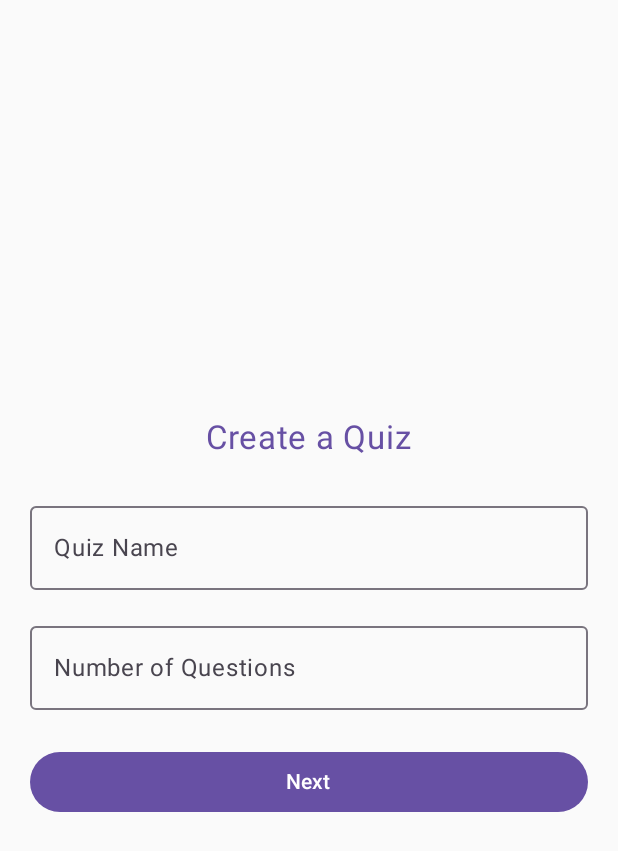
After one commit to LakhyarajRajkhowa/gdgc-quiz-app, an Android app built with Jetpack Compose: the CreateQuizSetupScreen screen opened through its navigation route, on a phone screen of 412 x 824 dp. The commit adds this screen. Shown: the top 851 px of the screen. Run offline under Robolectric (Android 15) with nearby library versions, the phone set to English and light mode, and no system bars.

Commit message:
Save sessions + Create Quiz

```diff
--- a/app/build.gradle.kts
+++ b/app/build.gradle.kts
@@ -59,6 +59,7 @@ dependencies {
     implementation(libs.androidx.ui.graphics)
     implementation(libs.androidx.ui.tooling.preview)
     implementation(libs.androidx.material3)
+    implementation(libs.androidx.appcompat)
     debugImplementation(libs.androidx.ui.tooling)
     debugImplementation(libs.androidx.ui.test.manifest)
     implementation(libs.androidx.navigation.compose)
--- a/app/src/main/java/com/example/quizapp/data/api/ApiService.kt
+++ b/app/src/main/java/com/example/quizapp/data/api/ApiService.kt
@@ -1,23 +1,29 @@
 package com.example.quizapp.data.api
 
 import com.example.quizapp.data.models.*
-import okhttp3.Response
-import retrofit2.http.*
+import retrofit2.Response
+import retrofit2.http.Body
+import retrofit2.http.GET
+import retrofit2.http.Header
+import retrofit2.http.POST
 
 interface ApiService {
     // 🔹 Authentication
     @POST("api/auth/register")
-    suspend fun register(@Body user: User): ApiResponse
+    suspend fun register(@Body request: RegisterRequest): ApiResponse
+
 
     @POST("api/auth/login")
     suspend fun login(@Body credentials: LoginRequest): LoginResponse
 
 
+
     // 🔹 Quiz APIs
 
-        @POST("api/quiz/create")
-        suspend fun createQuiz(@Body quiz: CreateQuizRequest): Response
-
+    @POST("api/quiz/create")
+    suspend fun createQuiz(
+        @Body quiz: CreateQuizRequest
+    ): retrofit2.Response<CreateQuizResponse>
 
    // @POST("api/quiz/join")
     //suspend fun joinQuiz(@Body request: JoinQuizRequest): ApiResponse // Join quiz by code
--- a/app/src/main/java/com/example/quizapp/data/models/HomeResponse.kt
+++ b/app/src/main/java/com/example/quizapp/data/models/HomeResponse.kt
@@ -14,8 +14,3 @@ data class HomeResponse(
 data class DailyChallengeResponse(
     val challenge: String
 )
-
-data class CreateQuizResponse(
-    val message: String,
-    val quizId: String
-)
--- a/app/src/main/java/com/example/quizapp/presentation/navigation/AppNavHost.kt
+++ b/app/src/main/java/com/example/quizapp/presentation/navigation/AppNavHost.kt
@@ -1,8 +1,6 @@
 package com.example.quizapp.presentation.navigation
 
 import androidx.compose.runtime.Composable
-import androidx.compose.runtime.LaunchedEffect
-import androidx.compose.runtime.getValue
 import androidx.compose.runtime.remember
 import androidx.compose.ui.platform.LocalContext
 import androidx.lifecycle.viewmodel.compose.viewModel
@@ -17,7 +15,6 @@ import com.example.quizapp.data.api.ApiClient
 import com.example.quizapp.presentation.auth.*
 import com.example.quizapp.presentation.home.*
 import com.example.quizapp.presentation.quiz.*
-import com.example.quizapp.data.models.LeaderboardEntry
 import com.example.quizapp.data.repository.DailyQuizRepository
 import com.example.quizapp.data.repository.HomeRepository
 import com.example.quizapp.data.repository.QuizRepository
@@ -26,16 +23,16 @@ import com.example.quizapp.data.storage.TokenManager
 import com.example.quizapp.presentation.quiz.DailyQuiz.DailyQuizViewModel
 import com.example.quizapp.presentation.quiz.DailyQuiz.DailyQuizViewModelFactory
 
-
 @Composable
 fun AppNavHost(navController: NavHostController) {
 
     val context = LocalContext.current
 
-    // 🔹 Create TokenManager
+    // 🔹 TokenManager
     val tokenManager = remember { TokenManager(context) }
+    val isLoggedIn = tokenManager.getToken() != null   // ✅ check if token exists
 
-    // 🔹 AuthViewModel with TokenManager
+    // ViewModels
     val authViewModel: AuthViewModel = viewModel(
         factory = AuthViewModelFactory(
             QuizRepository(ApiClient.getService()),
@@ -55,10 +52,16 @@ fun AppNavHost(navController: NavHostController) {
 
     val dataStoreManager = remember { DataStoreManager(context) }
 
+    // 🔹 Dynamic start destination
+    val startDestination = if (isLoggedIn) {
+        NavRoutes.HOME   // user already logged in → go directly home
+    } else {
+        NavRoutes.ONBOARDING1   // first time → onboarding/login
+    }
 
     NavHost(
         navController = navController,
-        startDestination = NavRoutes.ONBOARDING1
+        startDestination = startDestination
     ) {
         composable(NavRoutes.ONBOARDING1) {
             OnboardingScreen(
@@ -98,19 +101,19 @@ fun AppNavHost(navController: NavHostController) {
                 description = "Let’s begin your journey with us.",
                 button1Text = "Get Started!",
                 onButton1Click = {
-                    // Replace onboarding with login (so users can’t go back)
                     navController.navigate(NavRoutes.LOGIN) {
                         popUpTo(NavRoutes.ONBOARDING1) { inclusive = true }
                     }
                 }
             )
         }
+
         // 🔹 LOGIN
         composable(NavRoutes.LOGIN) {
             LoginScreen(
                 authViewModel = authViewModel,
                 onLoginSuccess = { token ->
-                    // Navigate to HOME if login succeeds
+                    tokenManager.saveToken(token) // ✅ Save token
                     navController.navigate(NavRoutes.HOME) {
                         popUpTo(NavRoutes.LOGIN) { inclusive = true }
                     }
@@ -123,137 +126,79 @@ fun AppNavHost(navController: NavHostController) {
 
         // 🔹 REGISTER
         composable(NavRoutes.REGISTER) {
-           RegisterScreen (  onFinish = {username, scholarId, password ->
-                authViewModel.register(username, scholarId, password)
-                navController.navigate(NavRoutes.LOGIN)},
-               onBackToLogin = { navController.popBackStack() }
+            RegisterScreen(
+                onFinish = { username, scholarId, password ->
+                    authViewModel.register(username, scholarId, password)
+                    navController.navigate(NavRoutes.LOGIN)
+                },
+                onBackToLogin = { navController.popBackStack() }
             )
         }
 
-
+        // 🔹 HOME
         composable(NavRoutes.HOME) {
-
             HomeScreen(
                 homeViewModel = homeViewModel,
                 dataStoreManager = dataStoreManager,
-                // 🔹 Handle Join Quiz
-                onJoinQuiz = {
-                    navController.navigate(NavRoutes.JOIN_QUIZ)
-                },
-
-                // 🔹 Floating Action Button (create quiz)
-                onFabClick = {
-                    navController.navigate(NavRoutes.CREATE_QUIZ)
-                },
-
-                // 🔹 Bottom navigation tabs
+                onJoinQuiz = { navController.navigate(NavRoutes.JOIN_QUIZ) },
+                onFabClick = { navController.navigate(NavRoutes.CREATE_QUIZ_SETUP) },
                 onNavHome = {
                     navController.navigate(NavRoutes.HOME) {
                         launchSingleTop = true
                         restoreState = true
                     }
                 },
-                onNavLibrary = {
-                    navController.navigate(NavRoutes.LIBRARY)
-                },
-                onNavLeaderboard = {
-                    navController.navigate(NavRoutes.LEADERBOARD)
-                },
-                onNavMe = {
-                    navController.navigate(NavRoutes.PROFILE)
-                },
-                onGetStartedClick = {
-                    navController.navigate(NavRoutes.DAILY_QUIZ)
-                }
+                onNavLibrary = { navController.navigate(NavRoutes.LIBRARY) },
+                onNavLeaderboard = { navController.navigate(NavRoutes.LEADERBOARD) },
+                onNavMe = { navController.navigate(NavRoutes.PROFILE) },
+                onGetStartedClick = { navController.navigate(NavRoutes.DAILY_QUIZ) }
             )
         }
 
-        // DAILY QUIZ
-        // DAILY QUIZ
+        // 🔹 DAILY QUIZ
         composable(NavRoutes.DAILY_QUIZ) {
             QuizRoute(
                 onBack = { navController.popBackStack() },
-                onGoHome = { navController.navigate(NavRoutes.HOME) {
-                    popUpTo(NavRoutes.HOME) { inclusive = true }
-                }
+                onGoHome = {
+                    navController.navigate(NavRoutes.HOME) {
+                        popUpTo(NavRoutes.HOME) { inclusive = true }
+                    }
                 },
                 onViewLeaderboard = {}
             )
         }
 
-//        composable(
-//            route = "${NavRoutes.TOTAL_SCORE}/{score}/{total}",
-//            arguments = listOf(
-//                navArgument("score") { type = NavType.IntType },
-//                navArgument("total") { type = NavType.IntType }
-//            )
-//        ) { backStackEntry ->
-//            val score = backStackEntry.arguments?.getInt("score") ?: 0
-//            val total = backStackEntry.arguments?.getInt("total") ?: 0
-//
-//            QuizCompletedScreen(
-//                score = score,
-//                totalScore = total,
-//                onViewLeaderboard = {},
-//                onGoHome = {
-//                    navController.navigate(NavRoutes.HOME) {
-//                        popUpTo(NavRoutes.HOME) { inclusive = true }
-//                    }
-//                }
-//            )
-//        }
-
-
-
-
-
         // 🔹 CREATE QUIZ
-        composable(NavRoutes.CREATE_QUIZ) {
-            CreateQuestionScreen(
+        composable(NavRoutes.CREATE_QUIZ_SETUP) {
+            CreateQuizSetupScreen(
                 onBack = { navController.popBackStack() },
-                onFinishQuiz = {
-                    // Navigate back to Home after finishing quiz
-                    navController.navigate(NavRoutes.HOME) {
-                        popUpTo(NavRoutes.HOME) { inclusive = true }
-                    }
-                },
-                onNext = {
-                    // TODO: Save next question logic (API or local list)
-                    // For now, just stay on the same screen
+                onNext = { title, numQuestions ->
+                    navController.navigate("${NavRoutes.CREATE_QUIZ}/$title/$numQuestions")
                 }
             )
         }
 
+        composable(
+            route = "${NavRoutes.CREATE_QUIZ}/{title}/{numQuestions}",
+            arguments = listOf(
+                navArgument("title") { type = NavType.StringType },
+                navArgument("numQuestions") { type = NavType.IntType }
+            )
+        ) { backStackEntry ->
+            val title = backStackEntry.arguments?.getString("title") ?: ""
+            val numQuestions = backStackEntry.arguments?.getInt("numQuestions") ?: 1
 
+            CreateQuestionScreen(
+                quizTitle = title,
+                totalQuestions = numQuestions,
+                onBack = { navController.popBackStack() },
+                onFinishQuiz = {
+                    navController.navigate(NavRoutes.HOME) {
+                        popUpTo(NavRoutes.HOME) { inclusive = true }
+                    }
+                }
+            )
+        }
 
-        // 🔹 JOIN QUIZ
-//        composable(NavRoutes.JOIN_QUIZ) {
-//            JoinQuizScreen(onJoin = { code ->
-//                // TODO: QuizViewModel.joinQuiz()
-//                navController.navigate(NavRoutes.LIVE_QUIZ)
-//            })
-//        }
-
-        // 🔹 LIVE QUIZ
-//        composable(NavRoutes.LIVE_QUIZ) {
-//            LiveQuizScreen(
-//                question = "Sample Question?",
-//                options = listOf("A", "B", "C", "D"),
-//                onAnswer = { index ->
-//                    // TODO: QuizViewModel.answerQuestion(index)
-//                    navController.navigate(NavRoutes.LEADERBOARD)
-//                }
-//            )
-//        }
-
-        // 🔹 LEADERBOARD
-//        composable(NavRoutes.LEADERBOARD) {
-//            LeaderboardScreen(
-//                entries = listOf(
-//                    LeaderboardEntry("Alice", 50),
-//                    LeaderboardEntry("Bob", 40)
-//                )
-//            )
-//        }
     }
 }
--- a/app/src/main/java/com/example/quizapp/presentation/navigation/NavRoutes.kt
+++ b/app/src/main/java/com/example/quizapp/presentation/navigation/NavRoutes.kt
@@ -8,6 +8,7 @@ object NavRoutes {
     const val LOGIN = "login"
     const val REGISTER = "register"
     const val HOME = "home"
+    const val CREATE_QUIZ_SETUP = "create_quiz_setup"
     const val CREATE_QUIZ = "create_quiz"
     const val JOIN_QUIZ = "join_quiz"
     const val LIVE_QUIZ = "live_quiz"
@@ -17,4 +18,5 @@ object NavRoutes {
     const val DAILY_QUIZ = "daily_quiz"
 
 
+
 }
--- /dev/null
+++ b/app/src/main/java/com/example/quizapp/presentation/quiz/CreateQuizSetupScreen.kt
@@ -0,0 +1,73 @@
+package com.example.quizapp.presentation.quiz
+
+import androidx.compose.foundation.layout.*
+import androidx.compose.foundation.text.KeyboardOptions
+import androidx.compose.material3.*
+import androidx.compose.runtime.*
+import androidx.compose.ui.Alignment
+import androidx.compose.ui.Modifier
+import androidx.compose.ui.text.input.KeyboardType
+import androidx.compose.ui.unit.dp
+import androidx.compose.ui.unit.sp
+import androidx.compose.ui.text.input.TextFieldValue
+
+@OptIn(ExperimentalMaterial3Api::class)
+@Composable
+fun CreateQuizSetupScreen(
+    onNext: (String, Int) -> Unit,
+    onBack: () -> Unit
+) {
+    var quizName by remember { mutableStateOf(TextFieldValue("")) }
+    var numQuestions by remember { mutableStateOf(TextFieldValue("")) }
+
+    Column(
+        modifier = Modifier
+            .fillMaxSize()
+            .padding(20.dp),
+        horizontalAlignment = Alignment.CenterHorizontally,
+        verticalArrangement = Arrangement.Center
+    ) {
+        Text(
+            text = "Create a Quiz",
+            fontSize = 22.sp,
+            color = MaterialTheme.colorScheme.primary
+        )
+
+        Spacer(modifier = Modifier.height(24.dp))
+
+        // Quiz Name
+        OutlinedTextField(
+            value = quizName,
+            onValueChange = { quizName = it },
+            label = { Text("Quiz Name") },
+            singleLine = true,
+            modifier = Modifier.fillMaxWidth()
+        )
+
+        Spacer(modifier = Modifier.height(16.dp))
+
+        // Number of Questions
+        OutlinedTextField(
+            value = numQuestions,
+            onValueChange = { numQuestions = it },
+            label = { Text("Number of Questions") },
+            singleLine = true,
+            keyboardOptions = KeyboardOptions(keyboardType = KeyboardType.Number),
+            modifier = Modifier.fillMaxWidth()
+        )
+
+        Spacer(modifier = Modifier.height(24.dp))
+
+        Button(
+            onClick = {
+                val num = numQuestions.text.toIntOrNull() ?: 0
+                if (quizName.text.isNotBlank() && num > 0) {
+                    onNext(quizName.text, num)
+                }
+            },
+            modifier = Modifier.fillMaxWidth()
+        ) {
+            Text("Next")
+        }
+    }
+}
--- a/app/src/main/java/com/example/quizapp/presentation/quiz/LiveQuizScreen.kt
+++ b/app/src/main/java/com/example/quizapp/presentation/quiz/LiveQuizScreen.kt
@@ -39,10 +39,11 @@ import androidx.compose.ui.tooling.preview.Preview
 import androidx.compose.ui.unit.TextUnit
 import androidx.compose.ui.unit.dp
 import androidx.compose.ui.unit.sp
+import androidx.core.text.HtmlCompat
 import com.example.quizapp.R
 import com.example.quizapp.data.models.Question
 import kotlinx.coroutines.delay
-import androidx.core.text.HtmlCompat
+import androidx.core.text.htmlEncode
 
 
 
--- a/gradle/libs.versions.toml
+++ b/gradle/libs.versions.toml
@@ -29,6 +29,7 @@ datastore = "1.1.1"
 junit = "4.13.2"
 junitVersion = "1.2.1"
 espressoCore = "3.6.1"
+appcompat = "1.7.1"
 
 [libraries]
 # Core
@@ -75,6 +76,7 @@ datastore-preferences = { group = "androidx.datastore", name = "datastore-prefer
 junit = { group = "junit", name = "junit", version.ref = "junit" }
 androidx-junit = { group = "androidx.test.ext", name = "junit", version.ref = "junitVersion" }
 androidx-espresso-core = { group = "androidx.test.espresso", name = "espresso-core", version.ref = "espressoCore" }
+androidx-appcompat = { group = "androidx.appcompat", name = "appcompat", version.ref = "appcompat" }
 
 [plugins]
 android-application = { id = "com.android.application", version.ref = "agp" }
```
Also changed, not shown: app/src/main/java/com/example/quizapp/data/models/CreateQuizResponse.kt (added, +7 -0 lines), app/src/main/java/com/example/quizapp/data/models/User.kt (+16 -6 lines), app/src/main/java/com/example/quizapp/data/repository/QuizRepository.kt (+10 -7 lines), app/src/main/java/com/example/quizapp/presentation/auth/AuthViewModel.kt (+5 -7 lines), app/src/main/java/com/example/quizapp/presentation/auth/LoginScreen.kt (+13 -15 lines), app/src/main/java/com/example/quizapp/presentation/quiz/CreateQuizScreen.kt (+94 -97 lines).
